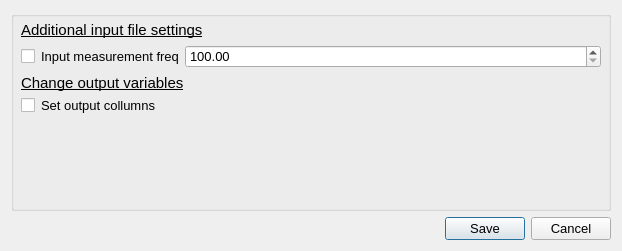
First picture: the form in qt/output_settings.ui, repository rickstaa/CCDAT, before the edit.
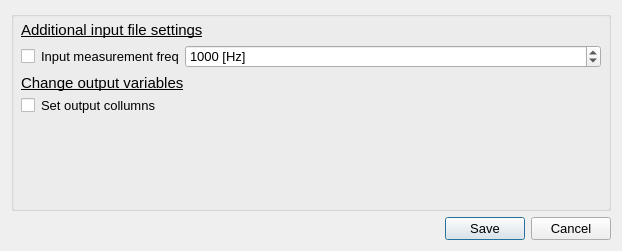
Second picture: the form after the edit.

```diff
--- a/qt/output_settings.ui
+++ b/qt/output_settings.ui
@@ -106,14 +106,23 @@
             <pointsize>10</pointsize>
            </font>
           </property>
+          <property name="suffix">
+           <string> [Hz]</string>
+          </property>
+          <property name="decimals">
+           <number>0</number>
+          </property>
           <property name="minimum">
            <double>100.000000000000000</double>
           </property>
           <property name="maximum">
-           <double>1000.000000000000000</double>
+           <double>1500.000000000000000</double>
           </property>
           <property name="singleStep">
-           <double>0.100000000000000</double>
+           <double>1.000000000000000</double>
+          </property>
+          <property name="value">
+           <double>1000.000000000000000</double>
           </property>
          </widget>
         </item>
```
